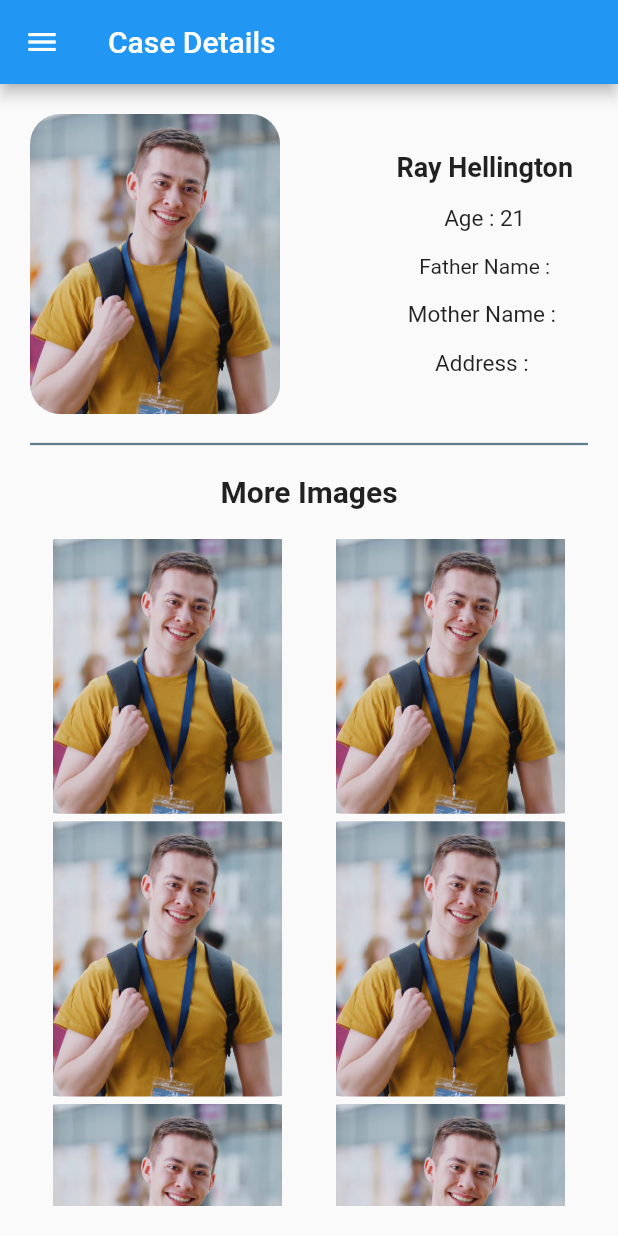
After one commit to MajorProject-Orphaned/MajorProj-Orphaned-Frontend, a Flutter app: the CaseDetailScreen screen opened by its route, in the side drawer, after a tap on "Case Details", on a phone screen of 412 x 824 dp. The commit adds this screen. Run offline on Flutter 3.47's test engine with Material 2 defaults, Android fonts, the phone set to English and light mode, and no system bars; our stand-ins replace animated_text_kit, cloud_firestore, firebase_auth, firebase_core, firebase_storage, google_fonts and 1 more; accounts and stored records are empty; network calls fail.

Commit message:
case details screen

```diff
--- a/lib/main.dart
+++ b/lib/main.dart
@@ -1,12 +1,14 @@
 import 'package:firebase_core/firebase_core.dart';
 import 'firebase_options.dart';
 import 'package:flutter/material.dart';
+
 import './screens/login_screen.dart';
 import './screens/signup_screen.dart';
 import './screens/home_page.dart';
 import './screens/register_case.dart';
 import './widgets/app_drawer.dart';
 import './screens/Cases_screen.dart';
+import './screens/case_detail_screen.dart';
 
 void main() async {
   WidgetsFlutterBinding.ensureInitialized();
@@ -35,6 +37,7 @@ class MyApp extends StatelessWidget {
         SignupScreen.routeName: (ctx) => SignupScreen(),
         RegisterCaseScreen.routeName: (ctx) => RegisterCaseScreen(),
         Cases.routeName: (ctx) => Cases(),
+        CaseDetailScreen.routeName: (ctx) => CaseDetailScreen()
       },
     );
   }
--- /dev/null
+++ b/lib/screens/case_detail_screen.dart
@@ -0,0 +1,113 @@
+import 'package:flutter/material.dart';
+
+import '../widgets/app_drawer.dart';
+
+class CaseDetailScreen extends StatelessWidget {
+  static const routeName = '/case_detail';
+
+  @override
+  Widget build(BuildContext context) {
+    return Scaffold(
+      appBar: AppBar(
+        title: Text('Case Details'),
+      ),
+      drawer: AppDrawer(),
+      body: Container(
+        padding: EdgeInsets.all(20),
+        child: Column(
+          children: [
+            Row(mainAxisAlignment: MainAxisAlignment.spaceBetween, children: [
+              Container(
+                height: 200,
+                child: ClipRRect(
+                  borderRadius: BorderRadius.circular(20),
+                  child: Image.asset('assets/images/cs.png'),
+                ),
+              ),
+              Container(
+                padding: EdgeInsets.all(10),
+                height: 200,
+                child: Column(
+                    mainAxisAlignment: MainAxisAlignment.spaceEvenly,
+                    children: const [
+                      Text(
+                        'Ray Hellington',
+                        style: TextStyle(
+                            fontWeight: FontWeight.bold, fontSize: 18),
+                      ),
+                      Text(
+                        'Age : 21',
+                        style: TextStyle(fontSize: 15),
+                      ),
+                      Text(
+                        "Father Name :",
+                      ),
+                      Text(
+                        'Mother Name : ',
+                        style: TextStyle(fontSize: 15),
+                      ),
+                      Text(
+                        'Address : ',
+                        style: TextStyle(fontSize: 15),
+                      ),
+                    ]),
+              ),
+            ]),
+            Divider(
+              height: 40,
+              thickness: 1.5,
+              color: Colors.blueGrey,
+            ),
+            Container(
+              padding: EdgeInsets.fromLTRB(0, 0, 0, 20),
+              child: Text(
+                'More Images',
+                style: TextStyle(fontWeight: FontWeight.bold, fontSize: 20),
+              ),
+            ),
+            Flexible(
+              child: GridView(
+                gridDelegate: SliverGridDelegateWithFixedCrossAxisCount(
+                    crossAxisCount: 2, mainAxisSpacing: 5, crossAxisSpacing: 5),
+                children: [
+                  ClipRRect(
+                    borderRadius: BorderRadius.circular(20),
+                    child: Image.asset('assets/images/cs.png'),
+                  ),
+                  ClipRRect(
+                    borderRadius: BorderRadius.circular(20),
+                    child: Image.asset('assets/images/cs.png'),
+                  ),
+                  ClipRRect(
+                    borderRadius: BorderRadius.circular(20),
+                    child: Image.asset('assets/images/cs.png'),
+                  ),
+                  ClipRRect(
+                    borderRadius: BorderRadius.circular(20),
+                    child: Image.asset('assets/images/cs.png'),
+                  ),
+                  ClipRRect(
+                    borderRadius: BorderRadius.circular(20),
+                    child: Image.asset('assets/images/cs.png'),
+                  ),
+                  ClipRRect(
+                    borderRadius: BorderRadius.circular(20),
+                    child: Image.asset('assets/images/cs.png'),
+                  ),
+                  ClipRRect(
+                    borderRadius: BorderRadius.circular(20),
+                    child: Image.asset('assets/images/cs.png'),
+                  ),
+                  ClipRRect(
+                    borderRadius: BorderRadius.circular(20),
+                    child: Image.asset('assets/images/cs.png'),
+                  ),
+                ],
+              ),
+            )
+          ],
+        ),
+      ),
+    );
+  }
+}
--- a/lib/widgets/app_drawer.dart
+++ b/lib/widgets/app_drawer.dart
@@ -1,7 +1,9 @@
 import 'package:flutter/material.dart';
 import 'package:firebase_auth/firebase_auth.dart';
-import 'package:orphaned/screens/home_page.dart';
-import 'package:orphaned/screens/register_case.dart';
+
+import '../screens/home_page.dart';
+import '../screens/register_case.dart';
+import '../screens/case_detail_screen.dart';
 
 class AppDrawer extends StatefulWidget {
   @override
@@ -55,6 +57,18 @@ class _AppDrawerState extends State<AppDrawer> {
           createDrawerListTiles(Icons.file_open, "Opened Cases"),
           createDrawerListTiles(Icons.close, "Closed Cases"),
           createDrawerListTiles(Icons.info, "Report Missing Child"),
+          ListTile(
+            leading: Icon(Icons.cases_rounded),
+            title: const Text("Case Details",
+                style: TextStyle(
+                  fontFamily: 'Roboto',
+                  fontWeight: FontWeight.bold,
+                  fontSize: 16.0,
+                )),
+            onTap: () {
+              Navigator.of(context).pushReplacementNamed(CaseDetailScreen.routeName);
+            },
+          ),
           const Divider(),
           createDrawerListTiles(Icons.assessment, "Statistical Report"),
           createDrawerListTiles(Icons.logout, "Logout"),
@@ -112,7 +126,8 @@ class _AppDrawerState extends State<AppDrawer> {
         }
 
         if (title == "Register FIR") {
-          Navigator.of(context).pushReplacementNamed(RegisterCaseScreen.routeName);
+          Navigator.of(context)
+              .pushReplacementNamed(RegisterCaseScreen.routeName);
         }
       },
     );
--- a/pubspec.yaml
+++ b/pubspec.yaml
@@ -72,6 +72,7 @@ flutter:
     - assets/images/intro-image.jpeg
     - assets/images/login-user.png
     - assets/images/register-user.png
+    - assets/images/cs.png
   #   - images/a_dot_ham.jpeg
 
   # An image asset can refer to one or more resolution-specific "variants", see
```
Also changed, not shown: assets/images/cs.png (added).
